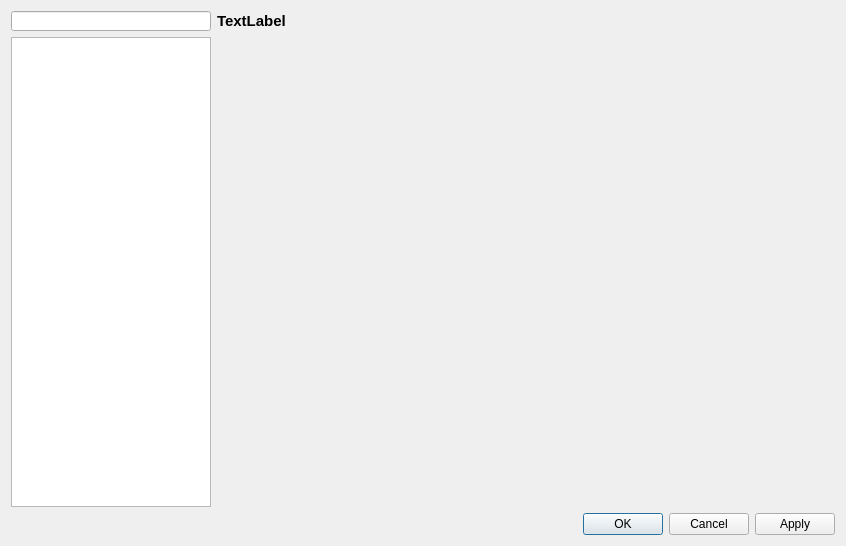
Old version of the form options/optionsdialog.ui in the repository PonyEdit/PonyEdit.
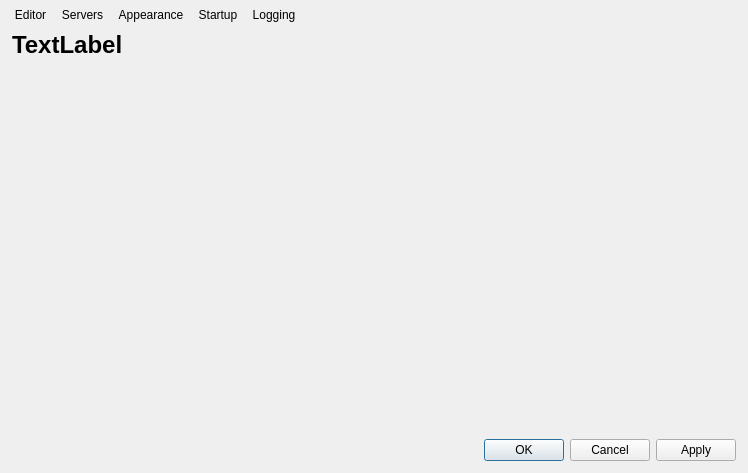
New version of the form. Icons and pictures are not drawn.

Diff of the .ui file:
```diff
--- a/options/optionsdialog.ui
+++ b/options/optionsdialog.ui
@@ -6,52 +6,280 @@
    <rect>
     <x>0</x>
     <y>0</y>
-    <width>846</width>
-    <height>546</height>
+    <width>748</width>
+    <height>473</height>
    </rect>
   </property>
   <property name="windowTitle">
    <string>Dialog</string>
   </property>
-  <layout class="QGridLayout" name="gridLayout_2">
-   <item row="0" column="0">
-    <layout class="QGridLayout" name="gridLayout">
-     <item row="1" column="0">
-      <widget class="QListWidget" name="optionList">
-       <property name="minimumSize">
+  <layout class="QVBoxLayout" name="verticalLayout">
+   <property name="margin">
+    <number>0</number>
+   </property>
+   <item>
+    <layout class="QHBoxLayout" name="horizontalLayout">
+     <property name="leftMargin">
+      <number>10</number>
+     </property>
+     <property name="topMargin">
+      <number>5</number>
+     </property>
+     <property name="rightMargin">
+      <number>10</number>
+     </property>
+     <item>
+      <widget class="QToolButton" name="editorButton">
+       <property name="autoFillBackground">
+        <bool>false</bool>
+       </property>
+       <property name="styleSheet">
+        <string notr="true">QToolButton:!checked { border: 0px; }
+</string>
+       </property>
+       <property name="text">
+        <string>Editor</string>
+       </property>
+       <property name="icon">
+        <iconset resource="../resources.qrc">
+         <normaloff>:/icons/editor.png</normaloff>:/icons/editor.png</iconset>
+       </property>
+       <property name="iconSize">
         <size>
-         <width>200</width>
-         <height>200</height>
+         <width>32</width>
+         <height>32</height>
         </size>
        </property>
-       <property name="maximumSize">
+       <property name="checkable">
+        <bool>true</bool>
+       </property>
+       <property name="checked">
+        <bool>false</bool>
+       </property>
+       <property name="autoExclusive">
+        <bool>true</bool>
+       </property>
+       <property name="autoRepeatInterval">
+        <number>100</number>
+       </property>
+       <property name="toolButtonStyle">
+        <enum>Qt::ToolButtonTextUnderIcon</enum>
+       </property>
+       <property name="autoRaise">
+        <bool>true</bool>
+       </property>
+       <property name="arrowType">
+        <enum>Qt::NoArrow</enum>
+       </property>
+      </widget>
+     </item>
+     <item>
+      <widget class="QToolButton" name="serversButton">
+       <property name="autoFillBackground">
+        <bool>false</bool>
+       </property>
+       <property name="styleSheet">
+        <string notr="true">QToolButton:!checked { border: 0px; }
+</string>
+       </property>
+       <property name="text">
+        <string>Servers</string>
+       </property>
+       <property name="icon">
+        <iconset resource="../resources.qrc">
+         <normaloff>:/icons/servers.png</normaloff>:/icons/servers.png</iconset>
+       </property>
+       <property name="iconSize">
         <size>
-         <width>200</width>
-         <height>16777215</height>
+         <width>32</width>
+         <height>32</height>
         </size>
        </property>
-       <property name="selectionBehavior">
-        <enum>QAbstractItemView::SelectRows</enum>
+       <property name="checkable">
+        <bool>true</bool>
        </property>
+       <property name="checked">
+        <bool>false</bool>
+       </property>
+       <property name="autoExclusive">
+        <bool>true</bool>
+       </property>
+       <property name="autoRepeatInterval">
+        <number>100</number>
+       </property>
+       <property name="toolButtonStyle">
+        <enum>Qt::ToolButtonTextUnderIcon</enum>
+       </property>
+       <property name="autoRaise">
+        <bool>true</bool>
+       </property>
+       <property name="arrowType">
+        <enum>Qt::NoArrow</enum>
+       </property>
       </widget>
      </item>
-     <item row="0" column="0">
-      <widget class="QLineEdit" name="filterInput">
-       <property name="minimumSize">
+     <item>
+      <widget class="QToolButton" name="appearanceButton">
+       <property name="autoFillBackground">
+        <bool>false</bool>
+       </property>
+       <property name="styleSheet">
+        <string notr="true">QToolButton:!checked { border: 0px; }
+</string>
+       </property>
+       <property name="text">
+        <string>Appearance</string>
+       </property>
+       <property name="icon">
+        <iconset resource="../resources.qrc">
+         <normaloff>:/icons/appearance.png</normaloff>:/icons/appearance.png</iconset>
+       </property>
+       <property name="iconSize">
         <size>
-         <width>200</width>
-         <height>20</height>
+         <width>32</width>
+         <height>32</height>
         </size>
        </property>
-       <property name="maximumSize">
+       <property name="checkable">
+        <bool>true</bool>
+       </property>
+       <property name="checked">
+        <bool>false</bool>
+       </property>
+       <property name="autoExclusive">
+        <bool>true</bool>
+       </property>
+       <property name="autoRepeatInterval">
+        <number>100</number>
+       </property>
+       <property name="toolButtonStyle">
+        <enum>Qt::ToolButtonTextUnderIcon</enum>
+       </property>
+       <property name="autoRaise">
+        <bool>true</bool>
+       </property>
+       <property name="arrowType">
+        <enum>Qt::NoArrow</enum>
+       </property>
+      </widget>
+     </item>
+     <item>
+      <widget class="QToolButton" name="startupButton">
+       <property name="autoFillBackground">
+        <bool>false</bool>
+       </property>
+       <property name="styleSheet">
+        <string notr="true">QToolButton:!checked { border: 0px; }
+</string>
+       </property>
+       <property name="text">
+        <string>Startup</string>
+       </property>
+       <property name="icon">
+        <iconset resource="../resources.qrc">
+         <normaloff>:/icons/startup.png</normaloff>:/icons/startup.png</iconset>
+       </property>
+       <property name="iconSize">
         <size>
-         <width>200</width>
-         <height>20</height>
+         <width>32</width>
+         <height>32</height>
         </size>
        </property>
+       <property name="checkable">
+        <bool>true</bool>
+       </property>
+       <property name="checked">
+        <bool>false</bool>
+       </property>
+       <property name="autoExclusive">
+        <bool>true</bool>
+       </property>
+       <property name="autoRepeatInterval">
+        <number>100</number>
+       </property>
+       <property name="toolButtonStyle">
+        <enum>Qt::ToolButtonTextUnderIcon</enum>
+       </property>
+       <property name="autoRaise">
+        <bool>true</bool>
+       </property>
+       <property name="arrowType">
+        <enum>Qt::NoArrow</enum>
+       </property>
       </widget>
      </item>
-     <item row="0" column="1">
+     <item>
+      <widget class="QToolButton" name="loggingButton">
+       <property name="autoFillBackground">
+        <bool>false</bool>
+       </property>
+       <property name="styleSheet">
+        <string notr="true">QToolButton:!checked { border: 0px; }
+</string>
+       </property>
+       <property name="text">
+        <string>Logging</string>
+       </property>
+       <property name="icon">
+        <iconset resource="../resources.qrc">
+         <normaloff>:/icons/logging.png</normaloff>:/icons/logging.png</iconset>
+       </property>
+       <property name="iconSize">
+        <size>
+         <width>32</width>
+         <height>32</height>
+        </size>
+       </property>
+       <property name="checkable">
+        <bool>true</bool>
+       </property>
+       <property name="checked">
+        <bool>false</bool>
+       </property>
+       <property name="autoExclusive">
+        <bool>true</bool>
+       </property>
+       <property name="autoRepeatInterval">
+        <number>100</number>
+       </property>
+       <property name="toolButtonStyle">
+        <enum>Qt::ToolButtonTextUnderIcon</enum>
+       </property>
+       <property name="autoRaise">
+        <bool>true</bool>
+       </property>
+       <property name="arrowType">
+        <enum>Qt::NoArrow</enum>
+       </property>
+      </widget>
+     </item>
+     <item>
+      <spacer name="horizontalSpacer">
+       <property name="orientation">
+        <enum>Qt::Horizontal</enum>
+       </property>
+       <property name="sizeHint" stdset="0">
+        <size>
+         <width>40</width>
+         <height>20</height>
+        </size>
+       </property>
+      </spacer>
+     </item>
+    </layout>
+   </item>
+   <item>
+    <layout class="QVBoxLayout" name="verticalLayout_2">
+     <property name="leftMargin">
+      <number>12</number>
+     </property>
+     <property name="rightMargin">
+      <number>12</number>
+     </property>
+     <property name="bottomMargin">
+      <number>12</number>
+     </property>
+     <item>
       <widget class="QLabel" name="optionLabel">
        <property name="sizePolicy">
         <sizepolicy hsizetype="Expanding" vsizetype="Preferred">
@@ -61,7 +289,7 @@
        </property>
        <property name="font">
         <font>
-         <pointsize>11</pointsize>
+         <pointsize>18</pointsize>
          <weight>75</weight>
          <bold>true</bold>
         </font>
@@ -71,22 +299,22 @@
        </property>
       </widget>
      </item>
-     <item row="1" column="1">
+     <item>
       <widget class="QStackedWidget" name="stackedWidget">
        <property name="currentIndex">
         <number>-1</number>
        </property>
       </widget>
      </item>
+     <item>
+      <widget class="QDialogButtonBox" name="buttonBox">
+       <property name="standardButtons">
+        <set>QDialogButtonBox::Apply|QDialogButtonBox::Cancel|QDialogButtonBox::Ok</set>
+       </property>
+      </widget>
+     </item>
     </layout>
    </item>
-   <item row="1" column="0">
-    <widget class="QDialogButtonBox" name="buttonBox">
-     <property name="standardButtons">
-      <set>QDialogButtonBox::Apply|QDialogButtonBox::Cancel|QDialogButtonBox::Ok</set>
-     </property>
-    </widget>
-   </item>
   </layout>
  </widget>
  <resources/>
```
Left out of the diff: 4 changed lines with no effect on the pictures.
